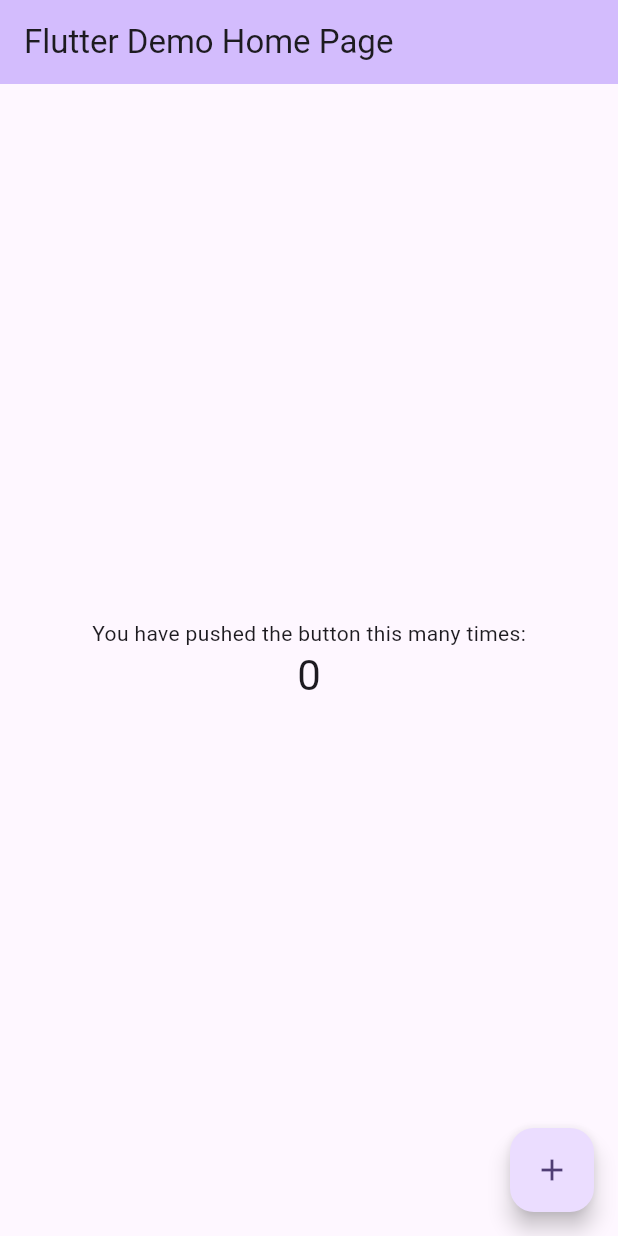
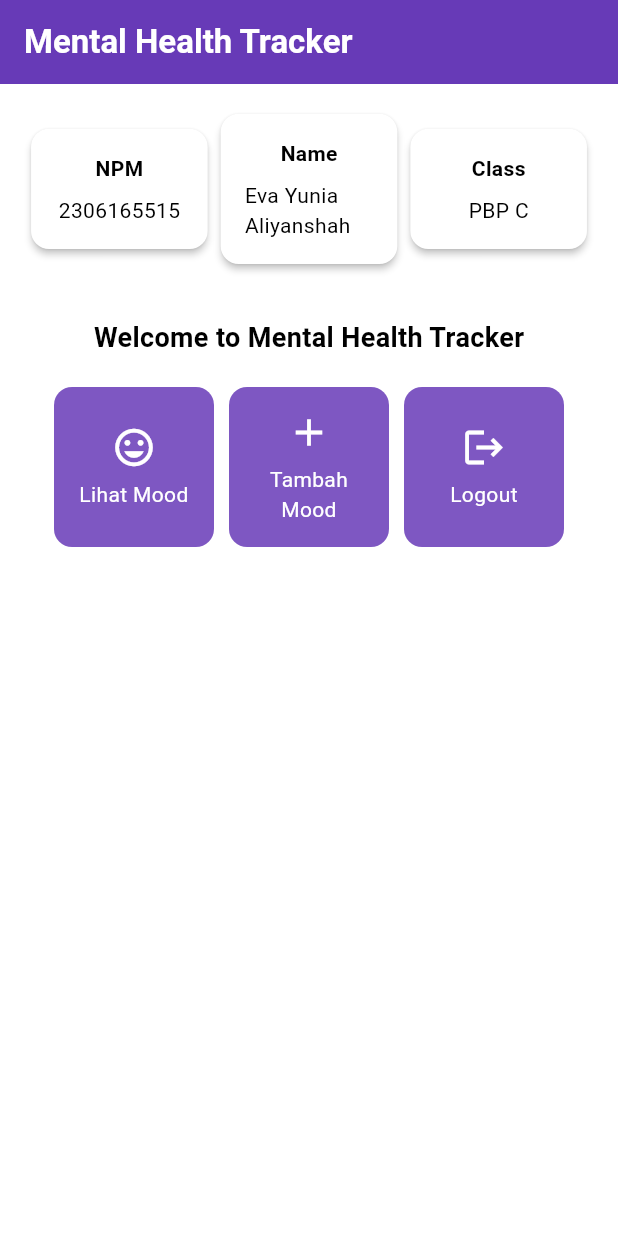
Before and after one commit to kirbywoo/mental-health-tracker-mobile, a Flutter app: the screen it shows after launch, on a phone screen of 412 x 824 dp. Run offline on Flutter 3.47's test engine with Material 3 defaults, Android fonts, the phone set to English and light mode, and no system bars.

Commit message:
finish tutorial 6

```diff
--- a/lib/main.dart
+++ b/lib/main.dart
@@ -1,4 +1,5 @@
 import 'package:flutter/material.dart';
+import 'package:mental_health_tracker/menu.dart';
 
 void main() {
   runApp(const MyApp());
@@ -28,98 +29,12 @@ class MyApp extends StatelessWidget {
         //
         // This works for code too, not just values: Most code changes can be
         // tested with just a hot reload.
-        colorScheme: ColorScheme.fromSeed(seedColor: Colors.deepPurple),
-        useMaterial3: true,
+      colorScheme: ColorScheme.fromSwatch(
+            primarySwatch: Colors.deepPurple,
+      ).copyWith(secondary: Colors.deepPurple[400]),
+      useMaterial3: true,
       ),
-      home: const MyHomePage(title: 'Flutter Demo Home Page'),
+      home: MyHomePage(),
     );
   }
 }
-
-class MyHomePage extends StatefulWidget {
-  const MyHomePage({super.key, required this.title});
-
-  // This widget is the home page of your application. It is stateful, meaning
-  // that it has a State object (defined below) that contains fields that affect
-  // how it looks.
-
-  // This class is the configuration for the state. It holds the values (in this
-  // case the title) provided by the parent (in this case the App widget) and
-  // used by the build method of the State. Fields in a Widget subclass are
-  // always marked "final".
-
-  final String title;
-
-  @override
-  State<MyHomePage> createState() => _MyHomePageState();
-}
-
-class _MyHomePageState extends State<MyHomePage> {
-  int _counter = 0;
-
-  void _incrementCounter() {
-    setState(() {
-      // This call to setState tells the Flutter framework that something has
-      // changed in this State, which causes it to rerun the build method below
-      // so that the display can reflect the updated values. If we changed
-      // _counter without calling setState(), then the build method would not be
-      // called again, and so nothing would appear to happen.
-      _counter++;
-    });
-  }
-
-  @override
-  Widget build(BuildContext context) {
-    // This method is rerun every time setState is called, for instance as done
-    // by the _incrementCounter method above.
-    //
-    // The Flutter framework has been optimized to make rerunning build methods
-    // fast, so that you can just rebuild anything that needs updating rather
-    // than having to individually change instances of widgets.
-    return Scaffold(
-      appBar: AppBar(
-        // TRY THIS: Try changing the color here to a specific color (to
-        // Colors.amber, perhaps?) and trigger a hot reload to see the AppBar
-        // change color while the other colors stay the same.
-        backgroundColor: Theme.of(context).colorScheme.inversePrimary,
-        // Here we take the value from the MyHomePage object that was created by
-        // the App.build method, and use it to set our appbar title.
-        title: Text(widget.title),
-      ),
-      body: Center(
-        // Center is a layout widget. It takes a single child and positions it
-        // in the middle of the parent.
-        child: Column(
-          // Column is also a layout widget. It takes a list of children and
-          // arranges them vertically. By default, it sizes itself to fit its
-          // children horizontally, and tries to be as tall as its parent.
-          //
-          // Column has various properties to control how it sizes itself and
-          // how it positions its children. Here we use mainAxisAlignment to
-          // center the children vertically; the main axis here is the vertical
-          // axis because Columns are vertical (the cross axis would be
-          // horizontal).
-          //
-          // TRY THIS: Invoke "debug painting" (choose the "Toggle Debug Paint"
-          // action in the IDE, or press "p" in the console), to see the
-          // wireframe for each widget.
-          mainAxisAlignment: MainAxisAlignment.center,
-          children: <Widget>[
-            const Text(
-              'You have pushed the button this many times:',
-            ),
-            Text(
-              '$_counter',
-              style: Theme.of(context).textTheme.headlineMedium,
-            ),
-          ],
-        ),
-      ),
-      floatingActionButton: FloatingActionButton(
-        onPressed: _incrementCounter,
-        tooltip: 'Increment',
-        child: const Icon(Icons.add),
-      ), // This trailing comma makes auto-formatting nicer for build methods.
-    );
-  }
-}
--- /dev/null
+++ b/lib/menu.dart
@@ -0,0 +1,191 @@
+import 'package:flutter/material.dart';
+
+class MyHomePage extends StatelessWidget {
+  final String npm = '2306165515'; // NPM
+  final String name = 'Eva Yunia Aliyanshah'; // Nama
+  final String className = 'PBP C'; // Kelas
+  MyHomePage({super.key});
+
+  final List<ItemHomepage> items = [
+         ItemHomepage("Lihat Mood", Icons.mood),
+         ItemHomepage("Tambah Mood", Icons.add),
+         ItemHomepage("Logout", Icons.logout),
+     ];
+
+  @override
+  Widget build(BuildContext context) {
+    // Scaffold menyediakan struktur dasar halaman dengan AppBar dan body.
+    return Scaffold(
+      // AppBar adalah bagian atas halaman yang menampilkan judul.
+      appBar: AppBar(
+        // Judul aplikasi "Mental Health Tracker" dengan teks putih dan tebal.
+        title: const Text(
+          'Mental Health Tracker',
+          style: TextStyle(
+            color: Colors.white,
+            fontWeight: FontWeight.bold,
+          ),
+        ),
+        // Warna latar belakang AppBar diambil dari skema warna tema aplikasi.
+        backgroundColor: Theme.of(context).colorScheme.primary,
+      ),
+      // Body halaman dengan padding di sekelilingnya.
+      body: Padding(
+        padding: const EdgeInsets.all(16.0),
+        // Menyusun widget secara vertikal dalam sebuah kolom.
+        child: Column(
+          crossAxisAlignment: CrossAxisAlignment.center,
+          children: [
+            // Row untuk menampilkan 3 InfoCard secara horizontal.
+            Row(
+              mainAxisAlignment: MainAxisAlignment.spaceEvenly,
+              children: [
+                InfoCard(title: 'NPM', content: npm),
+                InfoCard(title: 'Name', content: name),
+                InfoCard(title: 'Class', content: className),
+              ],
+            ),
+
+            // Memberikan jarak vertikal 16 unit.
+            const SizedBox(height: 16.0),
+
+            // Menempatkan widget berikutnya di tengah halaman.
+            Center(
+              child: Column(
+                // Menyusun teks dan grid item secara vertikal.
+
+                children: [
+                  // Menampilkan teks sambutan dengan gaya tebal dan ukuran 18.
+                  const Padding(
+                    padding: EdgeInsets.only(top: 16.0),
+                    child: Text(
+                      'Welcome to Mental Health Tracker',
+                      style: TextStyle(
+                        fontWeight: FontWeight.bold,
+                        fontSize: 18.0,
+                      ),
+                    ),
+                  ),
+
+                  // Grid untuk menampilkan ItemCard dalam bentuk grid 3 kolom.
+                  GridView.count(
+                    primary: true,
+                    padding: const EdgeInsets.all(20),
+                    crossAxisSpacing: 10,
+                    mainAxisSpacing: 10,
+                    crossAxisCount: 3,
+                    // Agar grid menyesuaikan tinggi kontennya.
+                    shrinkWrap: true,
+
+                    // Menampilkan ItemCard untuk setiap item dalam list items.
+                    children: items.map((ItemHomepage item) {
+                      return ItemCard(item);
+                    }).toList(),
+                  ),
+                ],
+              ),
+            ),
+          ],
+        ),
+      ),
+    );
+  }
+}
+
+
+
+class InfoCard extends StatelessWidget {
+  // Kartu informasi yang menampilkan title dan content.
+
+  final String title;  // Judul kartu.
+  final String content;  // Isi kartu.
+
+  const InfoCard({super.key, required this.title, required this.content});
+
+  @override
+  Widget build(BuildContext context) {
+    return Card(
+      // Membuat kotak kartu dengan bayangan dibawahnya.
+      elevation: 2.0,
+      child: Container(
+        // Mengatur ukuran dan jarak di dalam kartu.
+        width: MediaQuery.of(context).size.width / 3.5, // menyesuaikan dengan lebar device yang digunakan.
+        padding: const EdgeInsets.all(16.0),
+        // Menyusun title dan content secara vertikal.
+        child: Column(
+          children: [
+            Text(
+              title,
+              style: const TextStyle(fontWeight: FontWeight.bold),
+            ),
+            const SizedBox(height: 8.0),
+            Text(content),
+          ],
+        ),
+      ),
+    );
+  }
+}
+
+
+class ItemHomepage {
+  final String name;
+  final IconData icon;
+
+  ItemHomepage(this.name, this.icon);
+}
+
+
+class ItemCard extends StatelessWidget {
+  // Menampilkan kartu dengan ikon dan nama.
+
+  final ItemHomepage item;
+
+  const ItemCard(this.item, {super.key});
+
+  @override
+  Widget build(BuildContext context) {
+    return Material(
+      // Menentukan warna latar belakang dari tema aplikasi.
+      color: Theme.of(context).colorScheme.secondary,
+      // Membuat sudut kartu melengkung.
+      borderRadius: BorderRadius.circular(12),
+
+      child: InkWell(
+        // Aksi ketika kartu ditekan.
+        onTap: () {
+          // Menampilkan pesan SnackBar saat kartu ditekan.
+          ScaffoldMessenger.of(context)
+            ..hideCurrentSnackBar()
+            ..showSnackBar(
+              SnackBar(content: Text("Kamu telah menekan tombol ${item.name}!"))
+            );
+        },
+        // Container untuk menyimpan Icon dan Text
+        child: Container(
+          padding: const EdgeInsets.all(8),
+          child: Center(
+            child: Column(
+              // Menyusun ikon dan teks di tengah kartu.
+              mainAxisAlignment: MainAxisAlignment.center,
+              children: [
+                Icon(
+                  item.icon,
+                  color: Colors.white,
+                  size: 30.0,
+                ),
+                const Padding(padding: EdgeInsets.all(3)),
+                Text(
+                  item.name,
+                  textAlign: TextAlign.center,
+                  style: const TextStyle(color: Colors.white),
+                ),
+              ],
+            ),
+          ),
+        ),
+      ),
+    );
+  }
+
+}
```
